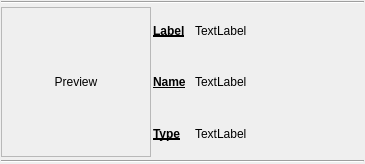
Before: the Qt Designer form appli/prodManager/ui/wgtShotNode.ui in snaress/bank, drawn with Qt 5.
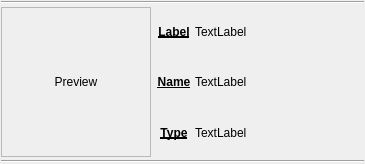
After: the same form once the commit is applied.

Commit message: ProjectTab: update ShotTab(), refresh shotNode preview icone

Diff of the .ui file:
```diff
--- a/appli/prodManager/ui/wgtShotNode.ui
+++ b/appli/prodManager/ui/wgtShotNode.ui
@@ -76,8 +76,11 @@
      </item>
      <item>
       <layout class="QGridLayout" name="glShotInfo">
+       <property name="margin">
+        <number>1</number>
+       </property>
        <property name="spacing">
-        <number>2</number>
+        <number>1</number>
        </property>
        <item row="0" column="0">
         <widget class="QLabel" name="lLabel">
@@ -97,6 +100,9 @@
          <property name="text">
           <string>Label</string>
          </property>
+         <property name="alignment">
+          <set>Qt::AlignCenter</set>
+         </property>
         </widget>
        </item>
        <item row="0" column="1">
@@ -104,6 +110,9 @@
          <property name="text">
           <string>TextLabel</string>
          </property>
+         <property name="margin">
+          <number>6</number>
+         </property>
         </widget>
        </item>
        <item row="1" column="0">
@@ -124,6 +133,9 @@
          <property name="text">
           <string>Name</string>
          </property>
+         <property name="alignment">
+          <set>Qt::AlignCenter</set>
+         </property>
         </widget>
        </item>
        <item row="1" column="1">
@@ -131,6 +143,9 @@
          <property name="text">
           <string>TextLabel</string>
          </property>
+         <property name="margin">
+          <number>6</number>
+         </property>
         </widget>
        </item>
        <item row="2" column="0">
@@ -151,6 +166,9 @@
          <property name="text">
           <string>Type</string>
          </property>
+         <property name="alignment">
+          <set>Qt::AlignCenter</set>
+         </property>
         </widget>
        </item>
        <item row="2" column="1">
@@ -158,6 +176,9 @@
          <property name="text">
           <string>TextLabel</string>
          </property>
+         <property name="margin">
+          <number>6</number>
+         </property>
         </widget>
        </item>
       </layout>
```
Left out of the diff: 4 changed lines with no effect on the pictures. The commit also changes 6 other files.
